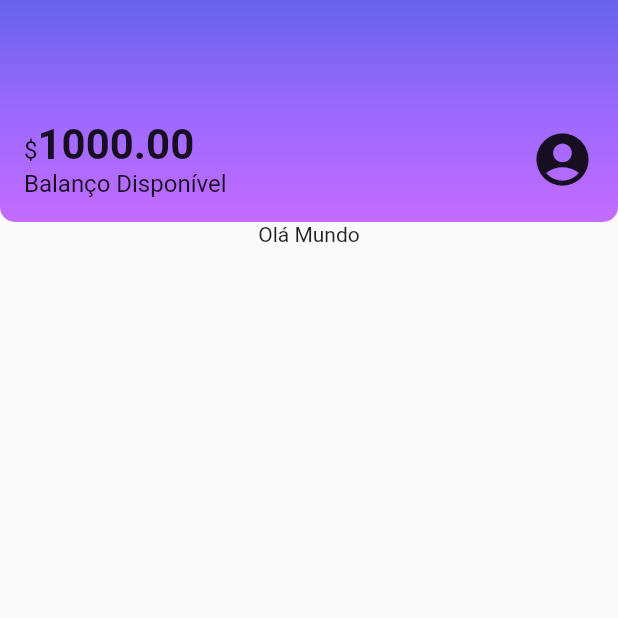
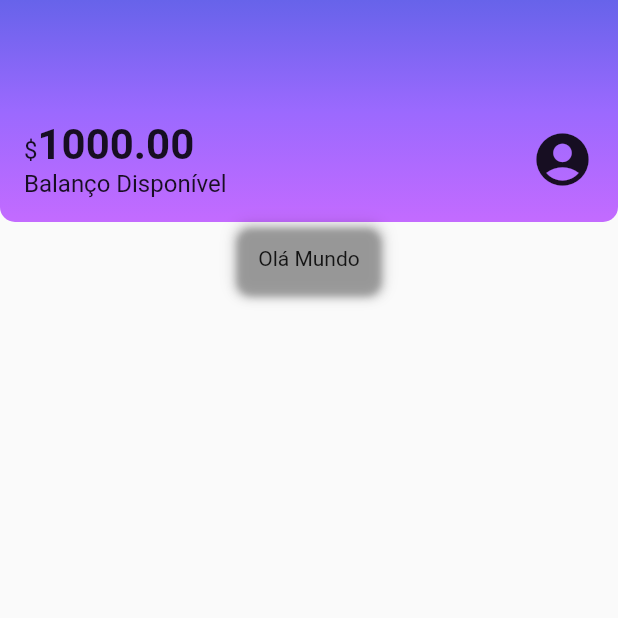
Before and after one commit to thiaagodev/alubank, a Flutter app: the screen it shows after launch, on a phone screen of 412 x 824 dp, the top half of it. Run offline on Flutter 3.47's test engine with Material 2 defaults, Android fonts, the phone set to English and light mode, and no system bars.

Commit message:
estilização do componente

```diff
--- a/lib/components/box_card.dart
+++ b/lib/components/box_card.dart
@@ -7,6 +7,11 @@ class BoxCard extends StatelessWidget {
   @override
   Widget build(BuildContext context) {
     return Container(
+      padding: const EdgeInsets.all(16.0),
+      decoration: BoxDecoration(
+        boxShadow: kElevationToShadow[3],
+        borderRadius: BorderRadius.circular(10),
+      ),
       child: boxContent,
     );
   }
```
